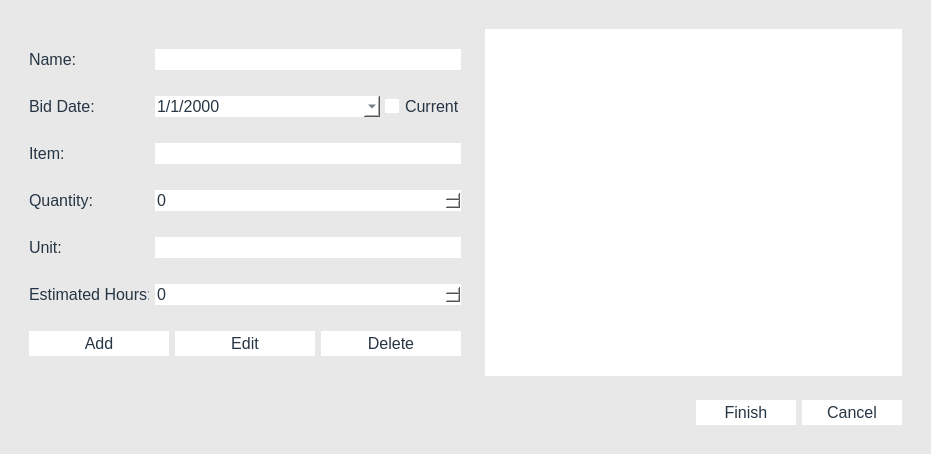
Before: the Qt Designer form Source/Time-Track/projecteditform.ui in joshuawootonn/time-track, drawn with Qt 5.
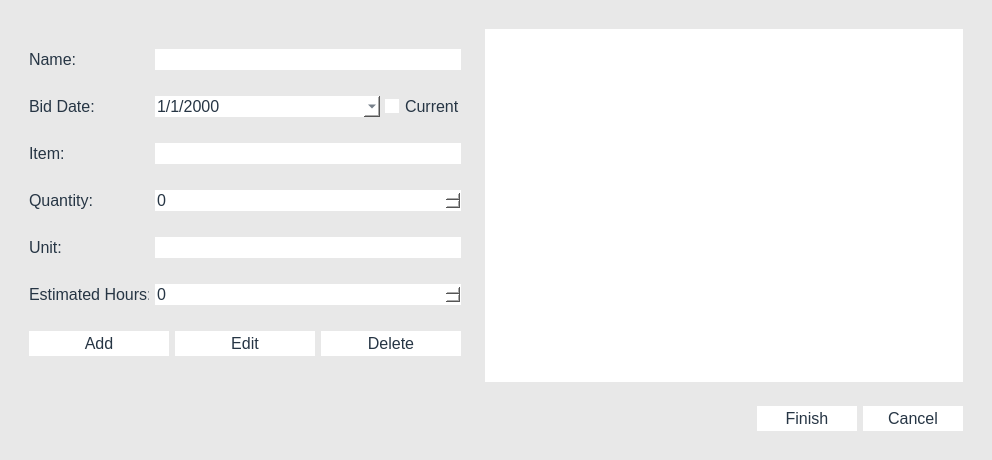
After: the same form once the commit is applied.

Patch:
```diff
--- a/Source/Time-Track/projecteditform.ui
+++ b/Source/Time-Track/projecteditform.ui
@@ -6,8 +6,8 @@
    <rect>
     <x>0</x>
     <y>0</y>
-    <width>931</width>
-    <height>454</height>
+    <width>992</width>
+    <height>460</height>
    </rect>
   </property>
   <property name="windowTitle">
```
